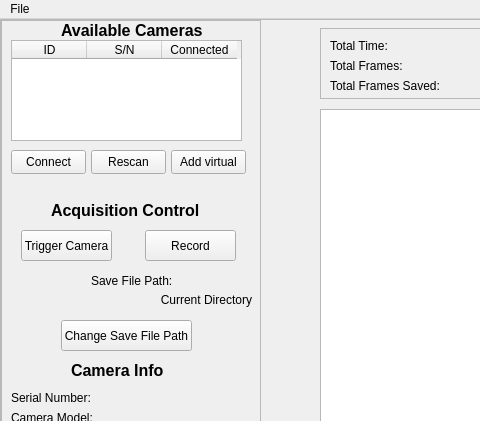
Old version of the form src/mainwindow.ui in the repository paulmthompson/CameraViewer; both pictures show x 0 to 480 and y 0 to 421 of the 865 by 584 pixel window.
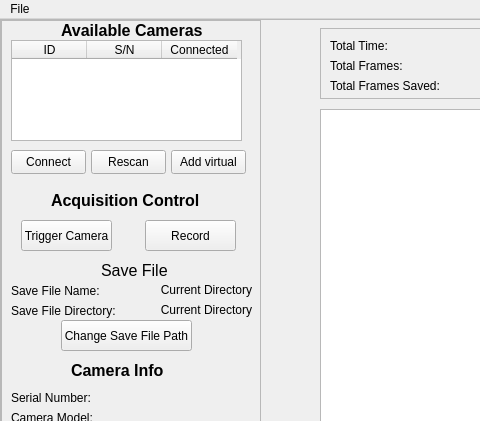
New version of the form.

Diff of the .ui file:
```diff
--- a/src/mainwindow.ui
+++ b/src/mainwindow.ui
@@ -284,7 +284,7 @@
          <property name="geometry">
           <rect>
            <x>50</x>
-           <y>10</y>
+           <y>0</y>
            <width>161</width>
            <height>20</height>
           </rect>
@@ -303,7 +303,7 @@
          <property name="geometry">
           <rect>
            <x>144</x>
-           <y>40</y>
+           <y>30</y>
            <width>91</width>
            <height>31</height>
           </rect>
@@ -316,7 +316,7 @@
          <property name="geometry">
           <rect>
            <x>20</x>
-           <y>40</y>
+           <y>30</y>
            <width>91</width>
            <height>31</height>
           </rect>
@@ -328,22 +328,22 @@
         <widget class="QLabel" name="label_10">
          <property name="geometry">
           <rect>
-           <x>90</x>
-           <y>80</y>
+           <x>10</x>
+           <y>90</y>
            <width>91</width>
            <height>21</height>
           </rect>
          </property>
          <property name="text">
-          <string>Save File Path: </string>
+          <string>Save File Name: </string>
          </property>
         </widget>
         <widget class="QLabel" name="save_path_label">
          <property name="geometry">
           <rect>
-           <x>10</x>
-           <y>100</y>
-           <width>241</width>
+           <x>110</x>
+           <y>90</y>
+           <width>141</width>
            <height>20</height>
           </rect>
          </property>
@@ -367,6 +367,53 @@
           <string>Change Save File Path</string>
          </property>
         </widget>
+        <widget class="QLabel" name="label_13">
+         <property name="geometry">
+          <rect>
+           <x>10</x>
+           <y>110</y>
+           <width>111</width>
+           <height>21</height>
+          </rect>
+         </property>
+         <property name="text">
+          <string>Save File Directory: </string>
+         </property>
+        </widget>
+        <widget class="QLabel" name="label_14">
+         <property name="geometry">
+          <rect>
+           <x>100</x>
+           <y>70</y>
+           <width>81</width>
+           <height>21</height>
+          </rect>
+         </property>
+         <property name="font">
+          <font>
+           <pointsize>12</pointsize>
+          </font>
+         </property>
+         <property name="text">
+          <string>Save File</string>
+         </property>
+        </widget>
+        <widget class="QLabel" name="save_folder_label">
+         <property name="geometry">
+          <rect>
+           <x>130</x>
+           <y>110</y>
+           <width>121</width>
+           <height>20</height>
+          </rect>
+         </property>
+         <property name="text">
+          <string>Current Directory</string>
+         </property>
+         <property name="alignment">
+          <set>Qt::AlignRight|Qt::AlignTrailing|Qt::AlignVCenter</set>
+         </property>
+        </widget>
        </widget>
        <widget class="QFrame" name="frame_2">
         <property name="geometry">
@@ -374,7 +421,7 @@
           <x>0</x>
           <y>0</y>
           <width>261</width>
-          <height>171</height>
+          <height>161</height>
          </rect>
         </property>
         <property name="frameShape">
```
Left out of the diff: 2 changed lines with no effect on the pictures.
